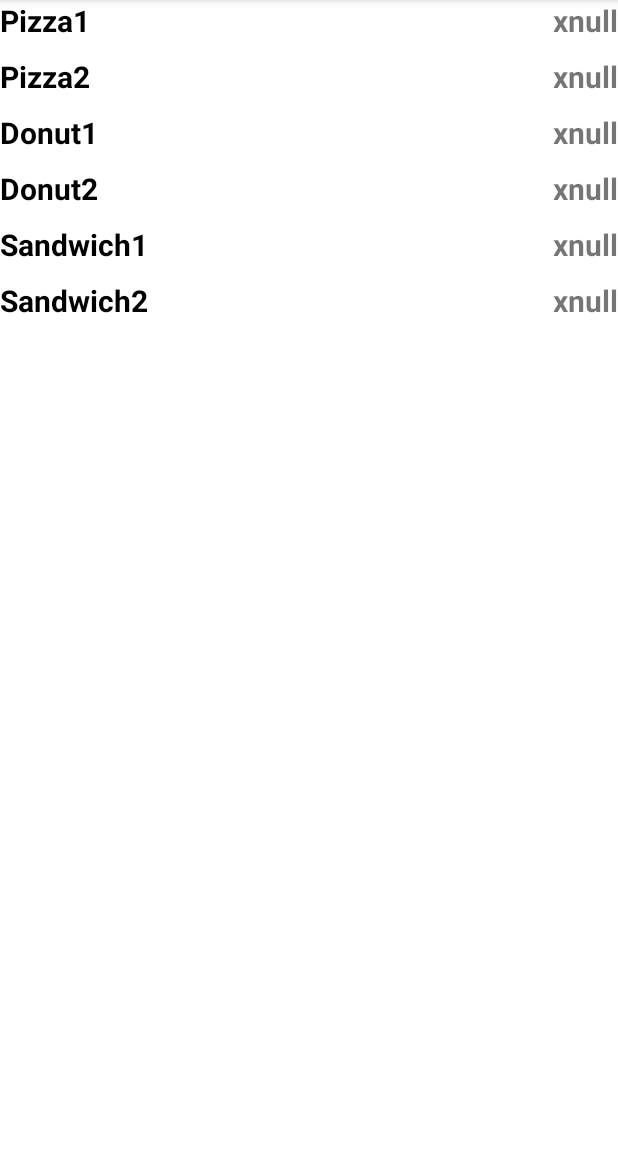
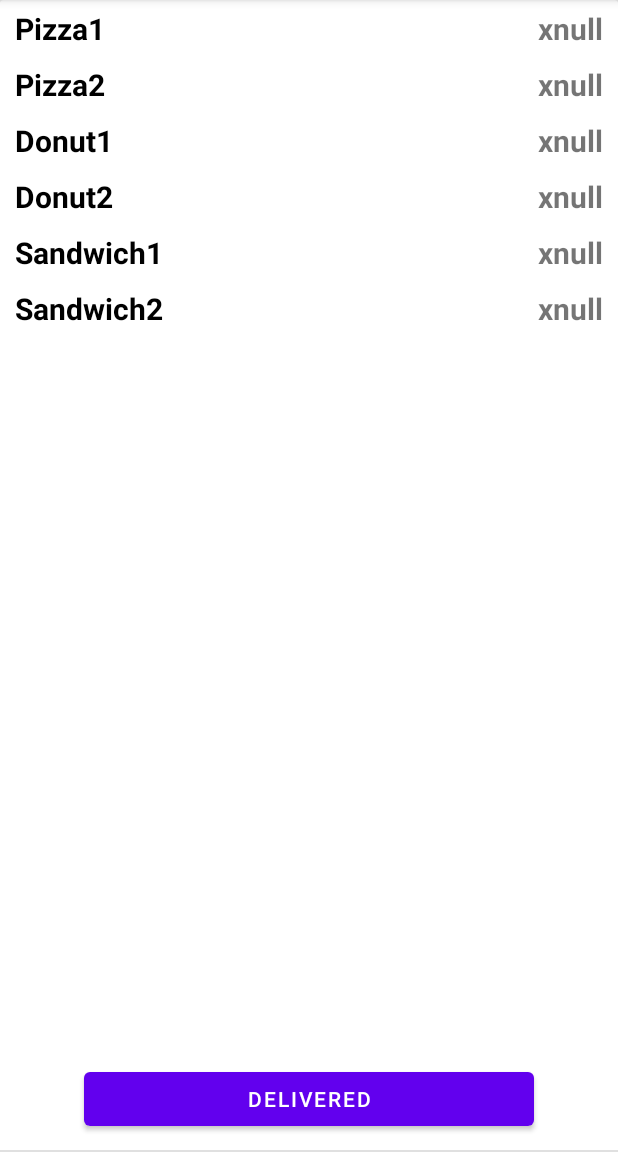
Before and after one commit to hkucheria007/Adminside, an Android app: the ViewOrder screen opened directly, with no data from a screen before it, on a phone screen of 412 x 824 dp, the part 84-1236 px from its top. Run offline under Robolectric (Android 15) with nearby library versions, the phone set to English and light mode, and no system bars; our stand-ins replace Firebase (no records; nobody signed in at launch, a user with empty details on screens opened directly).

Commit message:
delete record after pressing deliver button

```diff
--- a/app/src/main/res/layout/activity_view_order.xml
+++ b/app/src/main/res/layout/activity_view_order.xml
@@ -6,15 +6,25 @@
         android:layout_height="match_parent"
         tools:context=".ViewOrder">
 
-        <ScrollView
+
+    <androidx.swiperefreshlayout.widget.SwipeRefreshLayout
         android:layout_width="match_parent"
-            android:layout_height="match_parent"
-            android:fillViewport="true">
+        android:layout_height="match_parent">
+
+    <androidx.cardview.widget.CardView
+        android:id="@+id/AViewOrderCardView"
+        android:layout_width="match_parent"
+        android:layout_height="wrap_content"
+        android:layout_marginLeft="10dp"
+        android:layout_marginTop="20dp"
+        android:layout_marginRight="10dp">
 
         <RelativeLayout
-                android:id="@+id/RLOrder"
             android:layout_width="match_parent"
-                android:layout_height="match_parent">
+            android:layout_height="wrap_content"
+            android:layout_marginLeft="10dp"
+            android:layout_marginRight="10dp"
+            android:layout_marginTop="5dp">
 
     <TextView
                     android:id="@+id/Ap1"
@@ -149,8 +159,36 @@
                     android:textStyle="bold"
                     />
 
+            <View
+                android:layout_width="match_parent"
+                android:layout_height="20dp"
+                android:background="@color/white"
+                android:layout_below="@id/Aqs2"/>
+
         </RelativeLayout>
-        </ScrollView>
+    </androidx.cardview.widget.CardView>
+    </androidx.swiperefreshlayout.widget.SwipeRefreshLayout>
+
+    <RelativeLayout
+        android:layout_width="match_parent"
+        android:layout_height="70dp"
+        android:background="@color/white"
+        android:layout_alignParentBottom="true">
+
+
+        <Button
+            android:id="@+id/Delivered"
+            android:layout_width="300dp"
+            android:layout_height="wrap_content"
+            android:text="Delivered"
+            android:layout_centerInParent="true"/>
+
+        <View
+            android:layout_width="match_parent"
+            android:layout_height="1dp"
+            android:background="?android:attr/listDivider"
+            android:layout_alignParentBottom="true"/>
 
 
     </RelativeLayout>
+    </RelativeLayout>
```
Also changed, not shown: app/src/main/java/com/example/adminside/ViewOrder.java (+47 -1 lines). Lines whose indentation alone changed are shown as unchanged.
